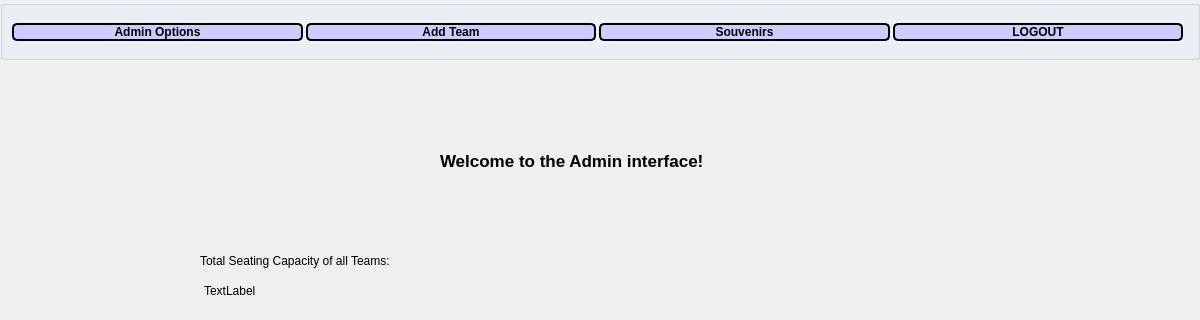
Old version of the form CS1D-Basketball-master/Basketball/admin.ui in the repository moetaei/CS1D-Basketball; both pictures show x 0 to 1200 and y 0 to 320 of the 1200 by 700 pixel window.
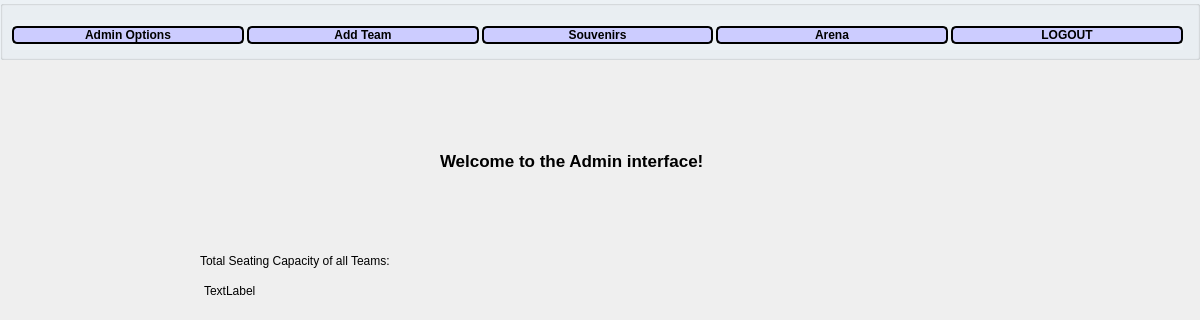
New version of the form.

Commit message: Added editarena Admin tab

The edit to the form file:
```diff
--- a/CS1D-Basketball-master/Basketball/admin.ui
+++ b/CS1D-Basketball-master/Basketball/admin.ui
@@ -35,10 +35,10 @@
       <x>12</x>
       <y>20</y>
       <width>1171</width>
-      <height>24</height>
+      <height>30</height>
      </rect>
     </property>
-    <layout class="QHBoxLayout" name="horizontalLayout" stretch="0,0,0,0">
+    <layout class="QHBoxLayout" name="horizontalLayout" stretch="0,0,0,0,0">
      <property name="spacing">
       <number>3</number>
      </property>
@@ -123,6 +123,33 @@
        </property>
       </widget>
      </item>
+     <item>
+      <widget class="QPushButton" name="arenaButton">
+       <property name="maximumSize">
+        <size>
+         <width>16777215</width>
+         <height>16777215</height>
+        </size>
+       </property>
+       <property name="font">
+        <font>
+         <pointsize>9</pointsize>
+         <weight>75</weight>
+         <bold>true</bold>
+        </font>
+       </property>
+       <property name="styleSheet">
+        <string notr="true">background-color:#ccccff;
+border-style: solid;
+border-color: black;
+border-width: 2px;
+border-radius: 5px;</string>
+       </property>
+       <property name="text">
+        <string>Arena</string>
+       </property>
+      </widget>
+     </item>
      <item>
       <widget class="QPushButton" name="logoutButton">
        <property name="font">
```
The commit also changes 12 other files.
